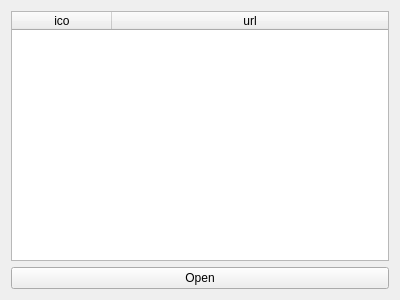
Above: ui/chronos.ui from raffaeleKuchiki/rinnegan before the change. Below: the same form after it.
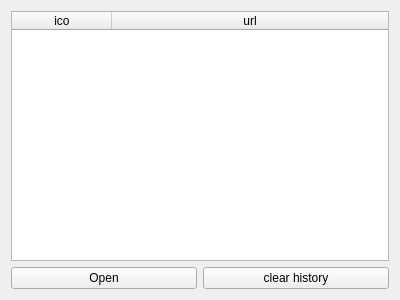
That is the form after the change. Icons and pictures are not drawn.

What changed in the file:
```diff
--- a/ui/chronos.ui
+++ b/ui/chronos.ui
@@ -18,14 +18,25 @@
     <normaloff>ico/rinnegan.png</normaloff>ico/rinnegan.png</iconset>
   </property>
   <layout class="QGridLayout" name="gridLayout">
-   <item row="2" column="0">
-    <widget class="QPushButton" name="pushButton">
-     <property name="text">
-      <string>Open</string>
-     </property>
-    </widget>
-   </item>
    <item row="1" column="0">
+    <layout class="QHBoxLayout" name="horizontalLayout">
+     <item>
+      <widget class="QPushButton" name="pushButton">
+       <property name="text">
+        <string>Open</string>
+       </property>
+      </widget>
+     </item>
+     <item>
+      <widget class="QPushButton" name="pushButton_2">
+       <property name="text">
+        <string>clear history</string>
+       </property>
+      </widget>
+     </item>
+    </layout>
+   </item>
+   <item row="0" column="0">
     <widget class="QTableWidget" name="tableWidget">
      <attribute name="horizontalHeaderStretchLastSection">
       <bool>true</bool>
```
Left out of the diff: 66 changed lines with no effect on the pictures.
